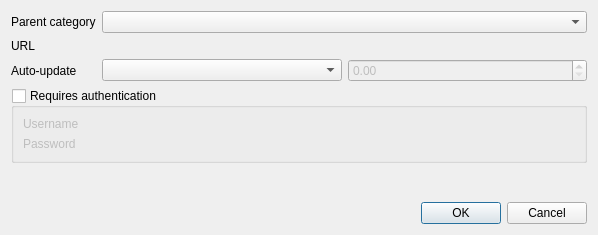
Old version of the form src/services/owncloud/gui/formeditowncloudfeed.ui in the repository martinrotter/rssguard.
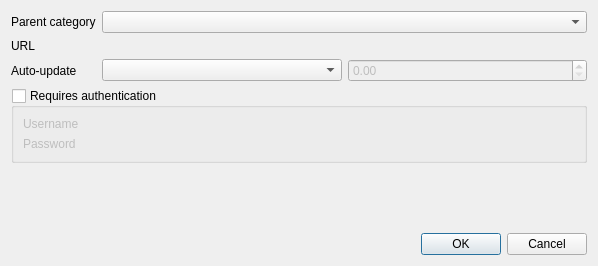
New version of the form. Custom widgets are drawn as their Qt base class.

Diff of the .ui file:
```diff
--- a/src/services/owncloud/gui/formeditowncloudfeed.ui
+++ b/src/services/owncloud/gui/formeditowncloudfeed.ui
@@ -7,7 +7,7 @@
     <x>0</x>
     <y>0</y>
     <width>598</width>
-    <height>235</height>
+    <height>266</height>
    </rect>
   </property>
   <property name="windowTitle">
```
